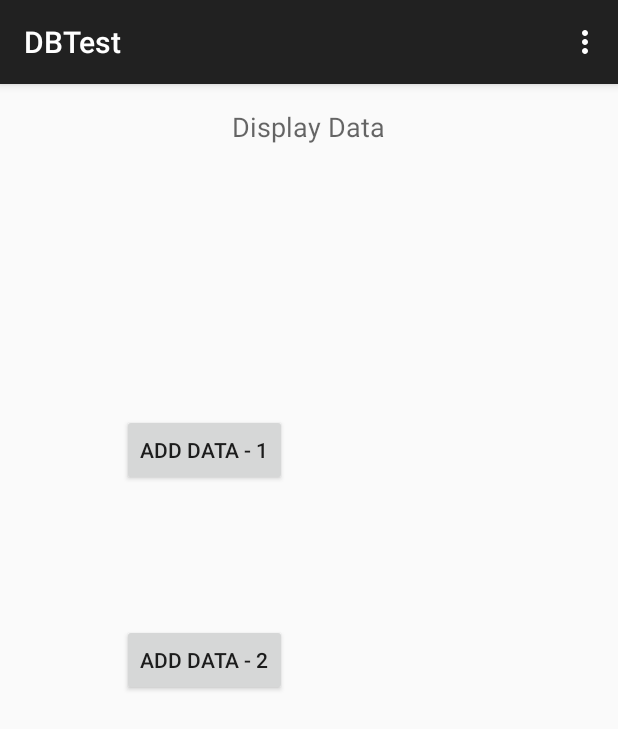
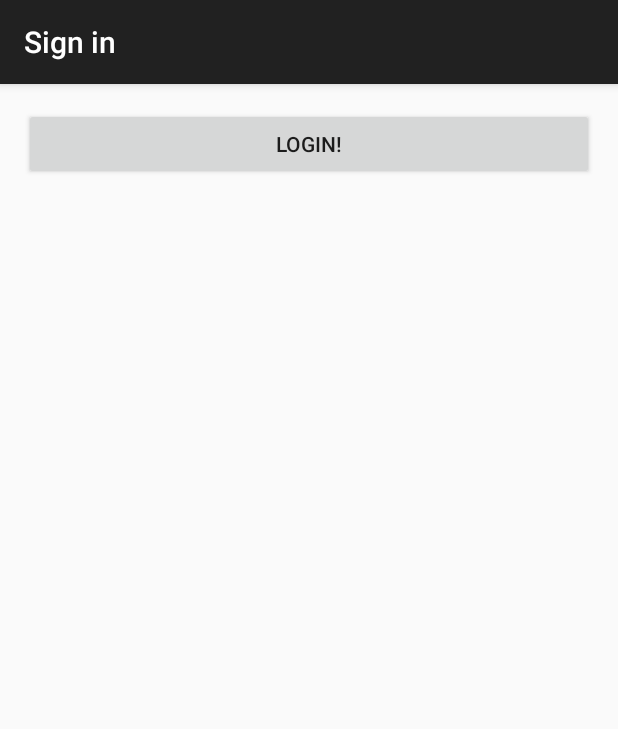
Before and after one commit to rahulamlekar/Synq, an Android app: the screen it shows after launch (MainActivity before the commit, LoginActivity after it), on a phone screen of 412 x 824 dp. Shown: the top 729 px of the screen. Run offline under Robolectric (Android 15) with nearby library versions, the phone set to English and light mode, and no system bars; libraries missing offline, so code that uses them is left out: com.firebase.client; 5 statements that could not run were skipped.

Commit message:
Firebase login (no errors for now)

```diff
--- /dev/null
+++ b/app/src/main/java/com/srijan/dbtest/LoginActivity.java
@@ -0,0 +1,209 @@
+package com.srijan.dbtest;
+
+import android.app.AlertDialog;
+import android.app.ProgressDialog;
+import android.content.Intent;
+import android.content.IntentSender;
+import android.os.AsyncTask;
+import android.os.Bundle;
+import android.support.v7.app.ActionBarActivity;
+import android.util.Log;
+import android.view.Menu;
+import android.view.MenuItem;
+import android.view.View;
+import android.widget.Button;
+import android.widget.TextView;
+
+
+import com.firebase.client.AuthData;
+import com.firebase.client.Firebase;
+import com.firebase.client.FirebaseError;
+import com.google.android.gms.auth.GoogleAuthException;
+import com.google.android.gms.auth.GoogleAuthUtil;
+import com.google.android.gms.auth.UserRecoverableAuthException;
+import com.google.android.gms.common.ConnectionResult;
+import com.google.android.gms.common.Scopes;
+import com.google.android.gms.common.SignInButton;
+import com.google.android.gms.common.api.GoogleApiClient;
+import com.google.android.gms.plus.Plus;
+
+import java.io.IOException;
+import java.util.HashMap;
+import java.util.Map;
+
+
+public class LoginActivity extends ActionBarActivity {
+
+    private static final String TAG = LoginActivity.class.getSimpleName();
+
+
+    /* TextView that is used to display information about the logged in user */
+    private TextView mLoggedInStatusTextView;
+
+    /* A dialog that is presented until the Firebase authentication finished. */
+    private ProgressDialog mAuthProgressDialog;
+
+    /* A reference to the Firebase */
+    private Firebase mFirebaseRef;
+
+    /* Data from the authenticated user */
+    private AuthData mAuthData;
+
+
+    private Button mPasswordLoginButton;
+
+
+    @Override
+    protected void onCreate(Bundle savedInstanceState) {
+        super.onCreate(savedInstanceState);
+        /* Load the view and display it */
+        Firebase.setAndroidContext(this);
+        setContentView(R.layout.activity_login);
+
+        mPasswordLoginButton = (Button) findViewById(R.id.login_with_password);
+        mPasswordLoginButton.setOnClickListener(new View.OnClickListener() {
+            @Override
+            public void onClick(View view) {
+                loginWithPassword();
+            }
+        });
+
+        mLoggedInStatusTextView = (TextView) findViewById(R.id.login_status);
+
+        /* Create the Firebase ref that is used for all authentication with Firebase */
+//        mFirebaseRef = new Firebase(getResources().getString(R.string.firebase_url));
+            mFirebaseRef = new Firebase("https://scorching-heat-4537.firebaseio.com/");
+
+        /* Setup the progress dialog that is displayed later when authenticating with Firebase */
+        mAuthProgressDialog = new ProgressDialog(this);
+        mAuthProgressDialog.setTitle("Loading");
+        mAuthProgressDialog.setMessage("Authenticating with Firebase...");
+        mAuthProgressDialog.setCancelable(false);
+        mAuthProgressDialog.show();
+
+        /* Check if the user is authenticated with Firebase already. If this is the case we can set the authenticated
+         * user and hide hide any login buttons */
+        mFirebaseRef.addAuthStateListener(new Firebase.AuthStateListener() {
+            @Override
+            public void onAuthStateChanged(AuthData authData) {
+                mAuthProgressDialog.hide();
+                setAuthenticatedUser(authData);
+            }
+        });
+    }
+
+
+    @Override
+    public boolean onCreateOptionsMenu(Menu menu) {
+        /* If a user is currently authenticated, display a logout menu */
+        if (this.mAuthData != null) {
+            getMenuInflater().inflate(R.menu.menu_main, menu);
+            return true;
+        } else {
+            return false;
+        }
+    }
+
+    @Override
+    public boolean onOptionsItemSelected(MenuItem item) {
+        int id = item.getItemId();
+        if (id == R.id.action_logout) {
+            logout();
+            return true;
+        }
+        return super.onOptionsItemSelected(item);
+    }
+
+    /**
+     * Unauthenticate from Firebase and from providers where necessary.
+     */
+    private void logout() {
+        if (this.mAuthData != null) {
+            /* logout of Firebase */
+            mFirebaseRef.unauth();
+            /* Update authenticated user and show login buttons */
+            setAuthenticatedUser(null);
+        }
+    }
+
+    /**
+     * This method will attempt to authenticate a user to firebase given an oauth_token (and other
+     * necessary parameters depending on the provider)
+     */
+    private void authWithFirebase(final String provider, Map<String, String> options) {
+        if (options.containsKey("error")) {
+            showErrorDialog(options.get("error"));
+        } else {
+            mAuthProgressDialog.show();
+                // if the provider is not twitter, we just need to pass in the oauth_token
+                mFirebaseRef.authWithOAuthToken(provider, options.get("oauth_token"), new AuthResultHandler(provider));
+        }
+    }
+
+    /**
+     * Once a user is logged in, take the mAuthData provided from Firebase and "use" it.
+     */
+    private void setAuthenticatedUser(AuthData authData) {
+        if (authData != null) {
+            /* Hide all the login buttons */
+            mPasswordLoginButton.setVisibility(View.GONE);
+            mLoggedInStatusTextView.setVisibility(View.VISIBLE);
+            /* show a provider specific status text */
+            String name = authData.getUid();
+            if (name != null) {
+                mLoggedInStatusTextView.setText("Logged in as " + name + " (" + authData.getProvider() + ")");
+            }
+        } else {
+            /* No authenticated user show all the login buttons */
+            mPasswordLoginButton.setVisibility(View.VISIBLE);
+            mLoggedInStatusTextView.setVisibility(View.GONE);
+        }
+        this.mAuthData = authData;
+        /* invalidate options menu to hide/show the logout button */
+        supportInvalidateOptionsMenu();
+    }
+
+    /**
+     * Show errors to users
+     */
+    private void showErrorDialog(String message) {
+        new AlertDialog.Builder(this)
+                .setTitle("Error")
+                .setMessage(message)
+                .setPositiveButton(android.R.string.ok, null)
+                .setIcon(android.R.drawable.ic_dialog_alert)
+                .show();
+    }
+
+    /**
+     * Utility class for authentication results
+     */
+    private class AuthResultHandler implements Firebase.AuthResultHandler {
+
+        private final String provider;
+
+        public AuthResultHandler(String provider) {
+            this.provider = provider;
+        }
+
+        @Override
+        public void onAuthenticated(AuthData authData) {
+            mAuthProgressDialog.hide();
+            Log.i(TAG, provider + " auth successful");
+            setAuthenticatedUser(authData);
+        }
+
+        @Override
+        public void onAuthenticationError(FirebaseError firebaseError) {
+            mAuthProgressDialog.hide();
+            showErrorDialog(firebaseError.toString());
+        }
+    }
+
+
+    public void loginWithPassword() {
+        mAuthProgressDialog.show();
+        mFirebaseRef.authWithPassword("test@firebaseuser.com", "test1234", new AuthResultHandler("password"));
+    }
+
+}
--- /dev/null
+++ b/app/src/main/java/com/srijan/dbtest/SyncApplication.java
@@ -0,0 +1,19 @@
+package com.srijan.dbtest;
+
+import android.app.Application;
+
+import com.firebase.client.Firebase;
+
+/**
+* Initialize Firebase with the application context. This must happen before the client is used.
+*
+* @author mimming
+* @since 12/17/14
+*/
+public class SyncApplication extends Application {
+    @Override
+    public void onCreate() {
+        super.onCreate();
+        Firebase.setAndroidContext(this);
+    }
+}
--- /dev/null
+++ b/app/src/main/res/layout/activity_login.xml
@@ -0,0 +1,29 @@
+<LinearLayout xmlns:android="http://schemas.android.com/apk/res/android"
+    xmlns:tools="http://schemas.android.com/tools"
+    android:layout_width="match_parent"
+    android:layout_height="match_parent"
+    android:paddingLeft="@dimen/activity_horizontal_margin"
+    android:paddingRight="@dimen/activity_horizontal_margin"
+    android:paddingTop="@dimen/activity_vertical_margin"
+    android:paddingBottom="@dimen/activity_vertical_margin"
+    android:orientation="vertical"
+    tools:context="com.srijan.dbtest.LoginActivity">
+
+    <TextView
+        android:id="@+id/login_status"
+        android:visibility="gone"
+        android:layout_width="match_parent"
+        android:layout_height="wrap_content"
+        android:layout_gravity="center_horizontal"
+        android:textAlignment="center"
+        android:layout_marginTop="20dp" />
+
+
+
+    <Button
+        android:id="@+id/login_with_password"
+        android:text="@string/login_with_password"
+        android:layout_width="match_parent"
+        android:layout_height="wrap_content" />
+
+</LinearLayout>
--- a/app/src/main/res/layout/activity_main.xml
+++ b/app/src/main/res/layout/activity_main.xml
@@ -5,36 +5,4 @@
     android:paddingTop="@dimen/activity_vertical_margin"
     android:paddingBottom="@dimen/activity_vertical_margin" tools:context=".MainActivity">
 
-    <Button
-        android:layout_width="wrap_content"
-        android:layout_height="wrap_content"
-        android:text="Add Data - 1"
-        android:onClick="data1"
-        android:id="@+id/add_data"
-        android:layout_above="@+id/add_data2"
-        android:layout_alignParentLeft="true"
-        android:layout_alignParentStart="true"
-        android:layout_marginLeft="65dp"
-        android:layout_marginStart="65dp"
-        android:layout_marginBottom="92dp" />
-
-    <Button
-        android:layout_width="wrap_content"
-        android:layout_height="wrap_content"
-        android:text="Add Data - 2"
-        android:onClick="data2"
-        android:id="@+id/add_data2"
-        android:layout_centerVertical="true"
-        android:layout_alignLeft="@+id/add_data"
-        android:layout_alignStart="@+id/add_data" />
-
-    <TextView
-        android:layout_width="wrap_content"
-        android:layout_height="wrap_content"
-        android:textAppearance="?android:attr/textAppearanceMedium"
-        android:text="Display Data"
-        android:id="@+id/dataSum"
-        android:layout_alignParentTop="true"
-        android:layout_centerHorizontal="true" />
-
 </RelativeLayout>
--- a/app/src/main/res/menu/menu_main.xml
+++ b/app/src/main/res/menu/menu_main.xml
@@ -1,6 +1,18 @@
+<!--<menu xmlns:android="http://schemas.android.com/apk/res/android"-->
+    <!--xmlns:app="http://schemas.android.com/apk/res-auto"-->
+    <!--xmlns:tools="http://schemas.android.com/tools" tools:context=".MainActivity">-->
+    <!--<item android:id="@+id/action_settings" android:title="@string/action_settings"-->
+        <!--android:orderInCategory="100" app:showAsAction="never" />-->
+<!--</menu>-->
+
+
 <menu xmlns:android="http://schemas.android.com/apk/res/android"
     xmlns:app="http://schemas.android.com/apk/res-auto"
-    xmlns:tools="http://schemas.android.com/tools" tools:context=".MainActivity">
-    <item android:id="@+id/action_settings" android:title="@string/action_settings"
-        android:orderInCategory="100" app:showAsAction="never" />
+    xmlns:tools="http://schemas.android.com/tools"
+    tools:context="com.srijan.dbtest.LoginActivity">
+    <item
+        android:id="@+id/action_logout"
+        android:title="@string/action_logout"
+        android:orderInCategory="100"
+        app:showAsAction="never" />
 </menu>
--- a/app/src/main/res/values/strings.xml
+++ b/app/src/main/res/values/strings.xml
@@ -4,5 +4,7 @@
     <string name="app_name">DBTest</string>
     <string name="hello_world">Hello world!</string>
     <string name="action_settings">Settings</string>
+    <string name="login_with_password">Login!</string>
+    <string name="action_logout">Logout</string>
 
 </resources>
```
Also changed, not shown: app/src/main/AndroidManifest.xml (+16 -2 lines), app/src/main/java/com/srijan/dbtest/MainActivity.java (+26 -26 lines), app/src/main/res/values/strings_activity_login.xml (added, +14 -0 lines).
